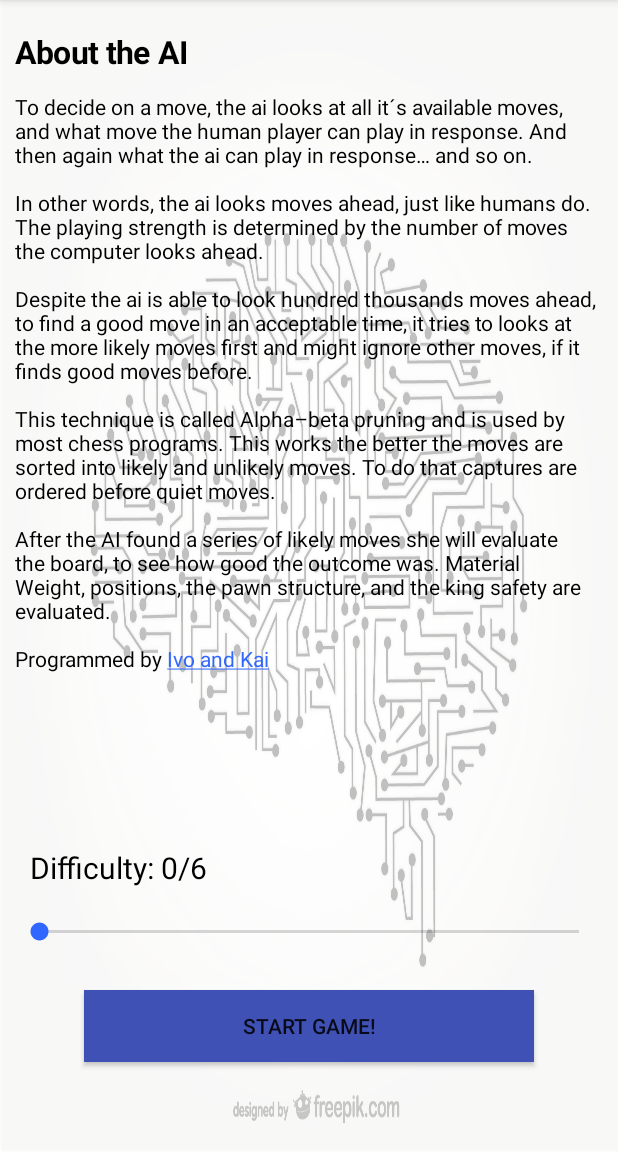
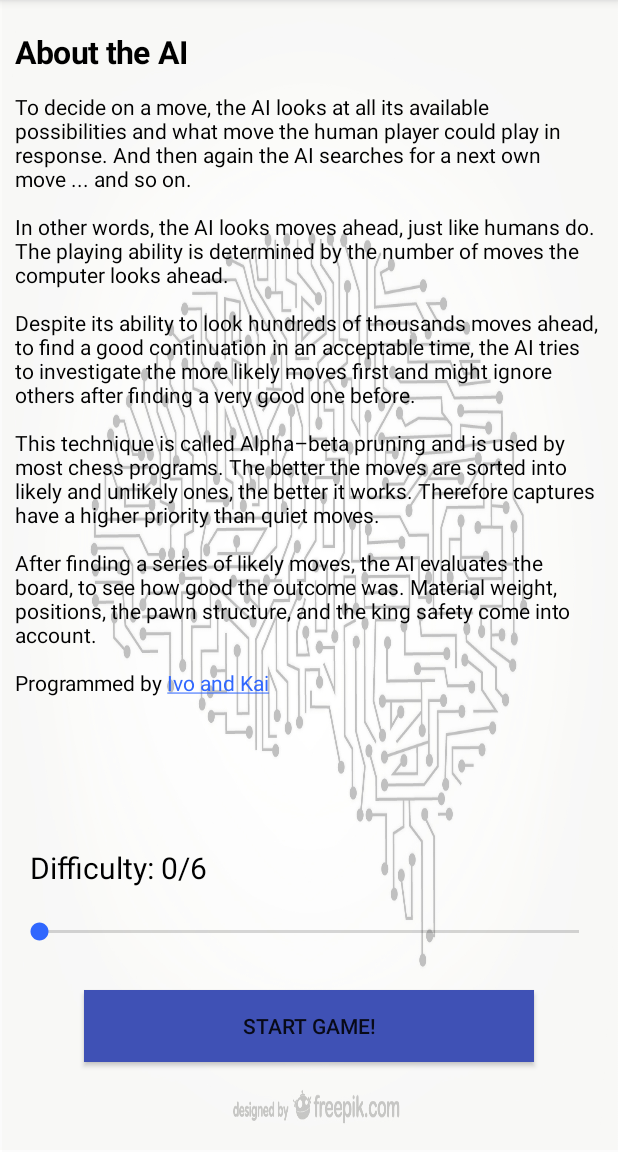
Before and after one commit to Cthaeeh/Verschachtelt, an Android app: the AISettings screen opened directly, with no data from a screen before it, on a phone screen of 412 x 824 dp, the part 84-1236 px from its top. Run offline under Robolectric (Android 15) with nearby library versions, the phone set to English and light mode, and no system bars.

Commit message:
changed the AI text

```diff
--- a/app/src/main/res/values/strings.xml
+++ b/app/src/main/res/values/strings.xml
@@ -14,19 +14,19 @@
 		</div>
 		<div id="content">
 			<p>
-				To decide on a move, the ai looks at all it´s available moves, and what move the human player can play in response. And then again what the ai can play in response… and so on.
+				To decide on a move, the AI looks at all its available possibilities and what move the human player could play in response. And then again the AI searches for a next own move ... and so on.
             </p>
             <p>
-                In other words, the ai looks moves ahead, just like humans do. The playing strength is determined by the number of moves the computer looks ahead.
+                In other words, the AI looks moves ahead, just like humans do. The playing ability is determined by the number of moves the computer looks ahead.
             </p>
             <p>
-                Despite the ai is able to look hundred thousands moves ahead, to find a good move in an acceptable time, it tries to looks at the more likely moves first and might ignore other moves, if it finds good moves before.
+                Despite its ability to look hundreds of thousands moves ahead, to find a good continuation in an acceptable time, the AI tries to investigate the more likely moves first and might ignore others after finding a very good one before.
             </p>
             <p>
-                This technique is called Alpha–beta pruning and is used by most chess programs. This works the better the moves are sorted into likely and unlikely moves. To do that captures are ordered before quiet moves.
+                This technique is called Alpha–beta pruning and is used by most chess programs. The better the moves are sorted into likely and unlikely ones, the better it works. Therefore captures have a higher priority than quiet moves.
             </p>
             <p>
-                After the AI found a series of likely moves she will evaluate the board, to see how good the outcome was. Material Weight, positions, the pawn structure, and the king safety are evaluated.
+                After finding a series of likely moves, the AI evaluates the board, to see how good the outcome was. Material weight, positions, the pawn structure, and the king safety come into account.
 			</p>
 		</div>
 		<div id="footer">
```
